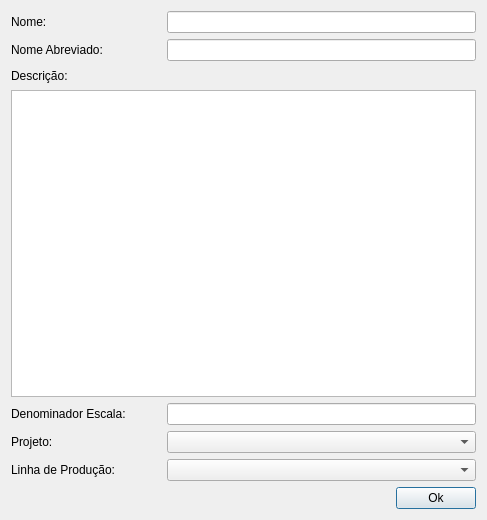
dsgoficial/SAP_Gerente, file uis/addLotForm.ui: the form before one commit.
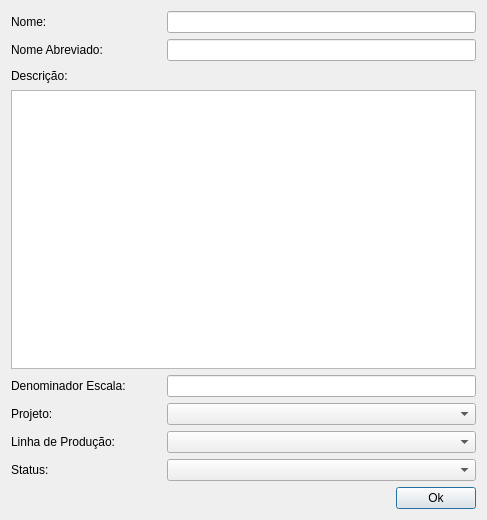
The form after the commit.

Commit message: status em lote e bloco

What changed in the file:
```diff
--- a/uis/addLotForm.ui
+++ b/uis/addLotForm.ui
@@ -224,6 +224,38 @@
     </layout>
    </item>
    <item row="6" column="0">
+    <layout class="QHBoxLayout" name="horizontalLayout_8">
+     <item>
+      <widget class="QLabel" name="label_7">
+       <property name="sizePolicy">
+        <sizepolicy hsizetype="Fixed" vsizetype="Preferred">
+         <horstretch>0</horstretch>
+         <verstretch>0</verstretch>
+        </sizepolicy>
+       </property>
+       <property name="minimumSize">
+        <size>
+         <width>150</width>
+         <height>0</height>
+        </size>
+       </property>
+       <property name="maximumSize">
+        <size>
+         <width>150</width>
+         <height>16777215</height>
+        </size>
+       </property>
+       <property name="text">
+        <string>Status:</string>
+       </property>
+      </widget>
+     </item>
+     <item>
+      <widget class="QComboBox" name="statusCb"/>
+     </item>
+    </layout>
+   </item>
+   <item row="7" column="0">
     <layout class="QHBoxLayout" name="horizontalLayout">
      <item>
       <spacer name="horizontalSpacer">
```
The commit also changes 7 other files.
